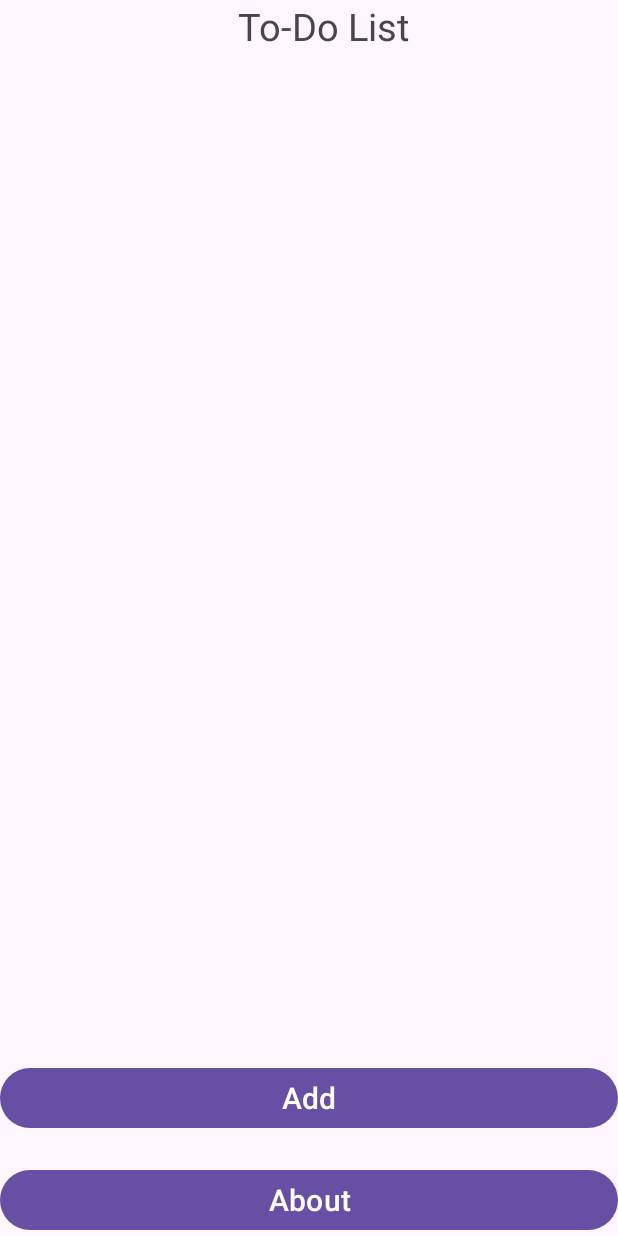
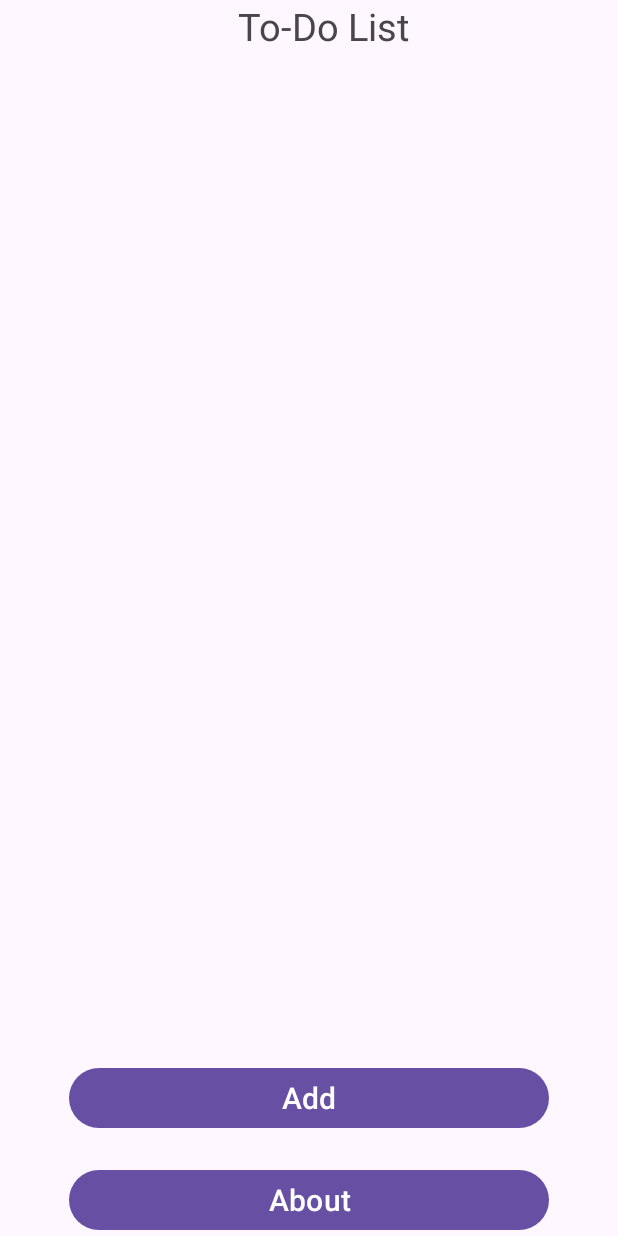
Before and after one commit to tpgnsqkr555/todolistpro, an Android app: the screen it shows after launch (MainActivity), on a phone screen of 412 x 824 dp. Run offline under Robolectric (Android 15) with nearby library versions, the phone set to English and light mode, and no system bars.

Commit message:
Fix: - Add 320dp width limit to Buttons

```diff
--- a/app/src/main/res/layout/activity_main.xml
+++ b/app/src/main/res/layout/activity_main.xml
@@ -61,7 +61,8 @@
         android:orientation="vertical"
         app:layout_constraintBottom_toBottomOf="parent"
         app:layout_constraintEnd_toEndOf="parent"
-        app:layout_constraintStart_toStartOf="parent">
+        app:layout_constraintStart_toStartOf="parent"
+        app:layout_constraintWidth_max="320dp">
 
         <Button
             android:id="@+id/add_task_button"
```
